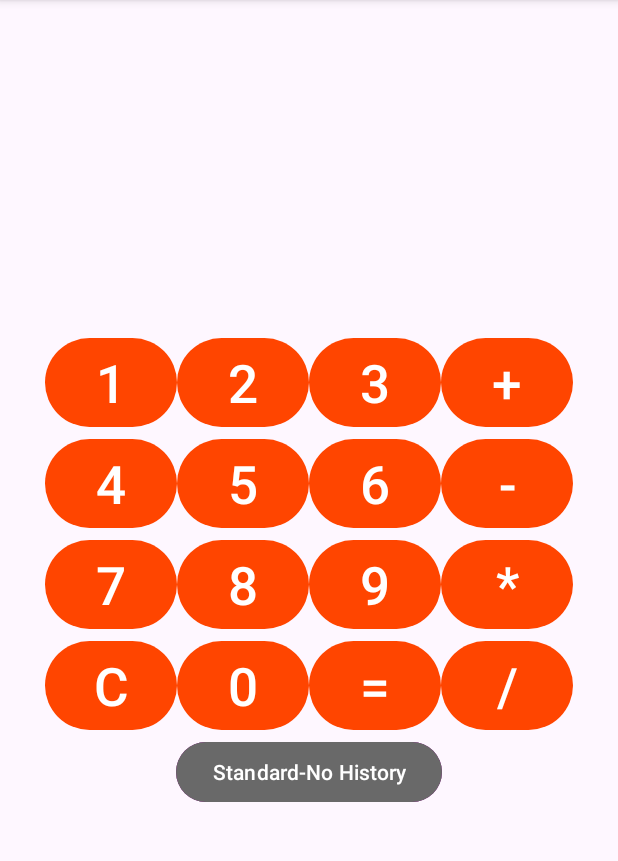
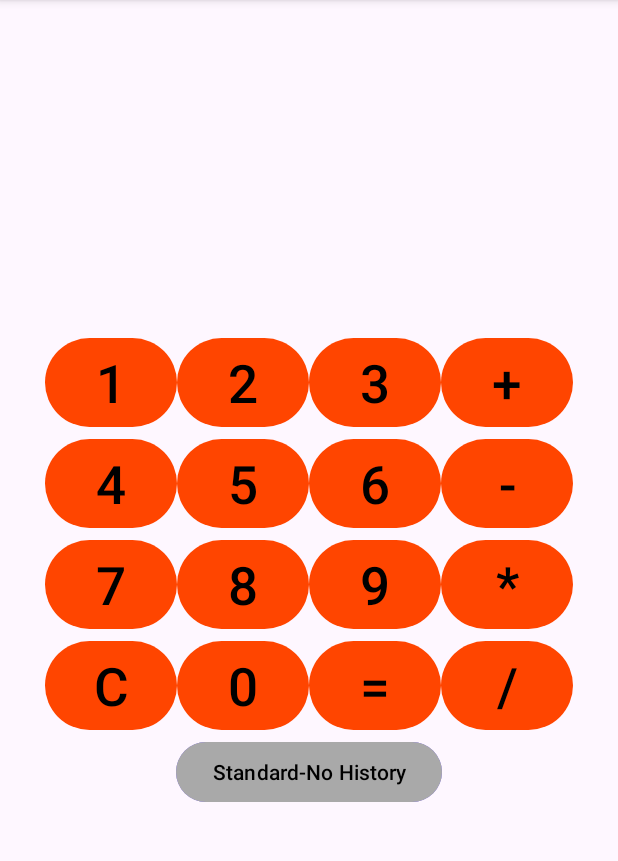
Before and after one commit to Atefehhoushyar/Calculator, an Android app: the screen it shows after launch (MainActivity), after a tap on "Advanced - With History", on a phone screen of 412 x 824 dp, the part 96-957 px from its top. Run offline under Robolectric (Android 15) with nearby library versions, the phone set to English and light mode, and no system bars.

Commit message:
Some Changes on Landscape layout

```diff
--- a/app/src/main/java/com/example/calculator/MainActivity.java
+++ b/app/src/main/java/com/example/calculator/MainActivity.java
@@ -91,7 +91,7 @@ public class MainActivity extends AppCompatActivity implements View.OnClickListe
               case R.id.buttonAdvance:
                   if(!showHistory){
                       ((Button)view).setText(getString(R.string.noHistory));
-                      view.setBackgroundColor(getColor(R.color.dimgray));
+                      view.setBackgroundColor(getColor(R.color.darkgray));
                       showHistory= true;
                       displayHistory();
                   }
--- a/app/src/main/res/layout-land/activity_main.xml
+++ b/app/src/main/res/layout-land/activity_main.xml
@@ -5,9 +5,15 @@
     xmlns:tools="http://schemas.android.com/tools"
     android:layout_width="match_parent"
     android:layout_height="match_parent"
+    tools:context=".MainActivity"
+    android:orientation="horizontal">
+
+    <LinearLayout
+        android:layout_width="match_parent"
+        android:layout_height="match_parent"
         android:orientation="vertical"
-
-    tools:context=".MainActivity">
+        android:layout_weight="1"
+        >
 
         <TextView
             android:id="@+id/result_text"
@@ -66,15 +72,7 @@
                 android:layout_weight="1"
                 android:onClick="addtwonumber"/>
 
-        <Button
-            android:id="@+id/buttonAdvance"
-            android:layout_width="wrap_content"
-            android:layout_height="match_parent"
-            android:backgroundTint="@color/purple"
-            android:layout_marginLeft="50dp"
-            android:text="@string/button">
 
-        </Button>
 
 
         </LinearLayout>
@@ -121,17 +119,6 @@
                 android:layout_height="fill_parent"
                 android:layout_weight="1"
                 android:onClick="subtwonumber"/>
-        <TextView
-            android:id="@+id/history"
-            android:layout_width="200dp"
-            android:layout_height="50dp"
-            android:text="@string/history"
-            android:gravity="center"
-            android:layout_marginLeft="50dp"
-            android:textSize="20sp"
-            android:layout_weight="1">
-
-        </TextView>
 
 
         </LinearLayout>
@@ -221,3 +208,32 @@
         </LinearLayout>
 
     </LinearLayout>
+
+    <LinearLayout
+        android:layout_width="wrap_content"
+        android:layout_height="wrap_content"
+        android:orientation="vertical"
+        android:layout_marginRight="150dp"
+        android:layout_marginTop="90dp"
+        >
+        <Button
+            android:id="@+id/buttonAdvance"
+            android:layout_width="wrap_content"
+            android:layout_height="match_parent"
+            android:backgroundTint="@color/mediumslateblue"
+            android:text="@string/button">
+
+        </Button>
+        <TextView
+            android:id="@+id/history"
+            android:layout_width="200dp"
+            android:layout_height="150dp"
+            android:gravity="center"
+            android:hint="@string/result"
+            android:textSize="20sp"
+            >
+
+        </TextView>
+    </LinearLayout>
+
+</LinearLayout>
--- a/app/src/main/res/layout/activity_main.xml
+++ b/app/src/main/res/layout/activity_main.xml
@@ -170,6 +170,7 @@
             android:textSize="35sp"
             android:layout_width="wrap_content"
             android:layout_height="fill_parent"
+
             android:layout_weight="1"/>
 
         <Button
@@ -177,6 +178,7 @@
             android:text="="
             android:textSize="35sp"
             android:layout_width="wrap_content"
+
             android:layout_height="fill_parent"
             android:layout_weight="1"/>
 
@@ -194,7 +196,7 @@
         android:id="@+id/buttonAdvance"
         android:layout_width="wrap_content"
         android:layout_height="wrap_content"
-        android:backgroundTint="@color/purple"
+        android:backgroundTint="@color/mediumslateblue"
         android:layout_gravity="center"
 
 
--- a/app/src/main/res/values/themes.xml
+++ b/app/src/main/res/values/themes.xml
@@ -3,6 +3,7 @@
     <style name="Base.Theme.Calculator" parent="Theme.Material3.DayNight">
         <!-- Customize your light theme here. -->
         <item name="colorPrimary">@color/orangered</item>
+        <item name="colorOnPrimary">@color/black</item>
     </style>
 
     <style name="Theme.Calculator" parent="Base.Theme.Calculator" />
```
Lines whose indentation alone changed are shown as unchanged.
